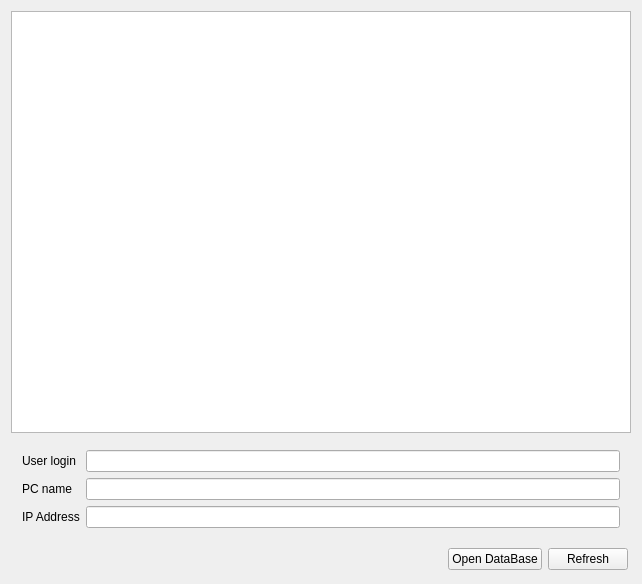
First picture: the form in auditview-Qt/mainwindow.ui, repository alexey-chaichuk/AuditServer, before the edit.
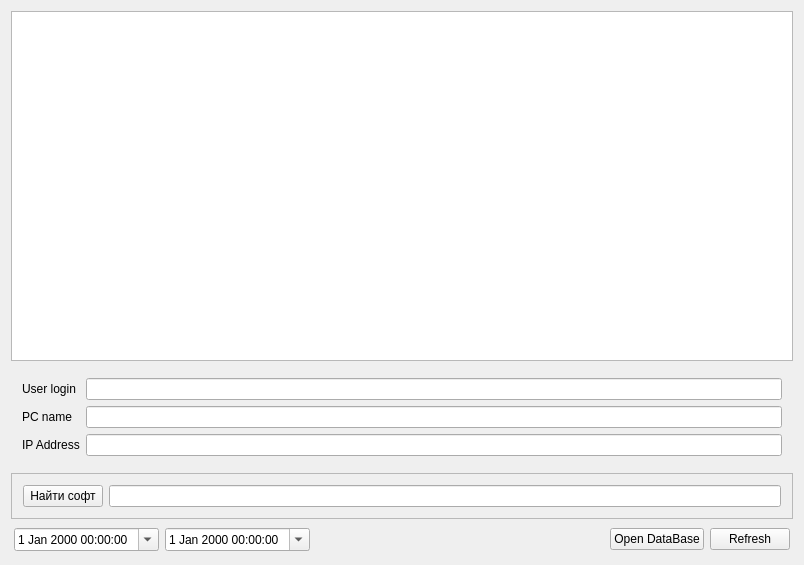
Second picture: the form after the edit.

Commit message: QT GUI modified. Added form to search software on all PCs and fields to set date range.

Diff of the .ui file:
```diff
--- a/auditview-Qt/mainwindow.ui
+++ b/auditview-Qt/mainwindow.ui
@@ -6,8 +6,8 @@
    <rect>
     <x>0</x>
     <y>0</y>
-    <width>642</width>
-    <height>584</height>
+    <width>804</width>
+    <height>565</height>
    </rect>
   </property>
   <property name="windowTitle">
@@ -73,6 +73,28 @@
       </layout>
      </widget>
     </item>
+    <item>
+     <widget class="QFrame" name="frame_3">
+      <property name="frameShape">
+       <enum>QFrame::StyledPanel</enum>
+      </property>
+      <property name="frameShadow">
+       <enum>QFrame::Raised</enum>
+      </property>
+      <layout class="QHBoxLayout" name="horizontalLayout">
+       <item>
+        <widget class="QPushButton" name="btnFindSoftware">
+         <property name="text">
+          <string>Найти софт</string>
+         </property>
+        </widget>
+       </item>
+       <item>
+        <widget class="QLineEdit" name="txtSoftName"/>
+       </item>
+      </layout>
+     </widget>
+    </item>
     <item>
      <widget class="QFrame" name="frame">
       <property name="frameShape">
@@ -85,6 +107,29 @@
        <property name="margin">
         <number>3</number>
        </property>
+       <property name="topMargin">
+        <number>3</number>
+       </property>
+       <property name="rightMargin">
+        <number>3</number>
+       </property>
+       <property name="bottomMargin">
+        <number>3</number>
+       </property>
+       <item>
+        <widget class="QDateTimeEdit" name="date_beg">
+         <property name="calendarPopup">
+          <bool>true</bool>
+         </property>
+        </widget>
+       </item>
+       <item>
+        <widget class="QDateTimeEdit" name="date_end">
+         <property name="calendarPopup">
+          <bool>true</bool>
+         </property>
+        </widget>
+       </item>
        <item>
         <spacer name="horizontalSpacer">
          <property name="orientation">
```
Left out of the diff: 2 changed lines with no effect on the pictures. The commit also changes 7 other files.
